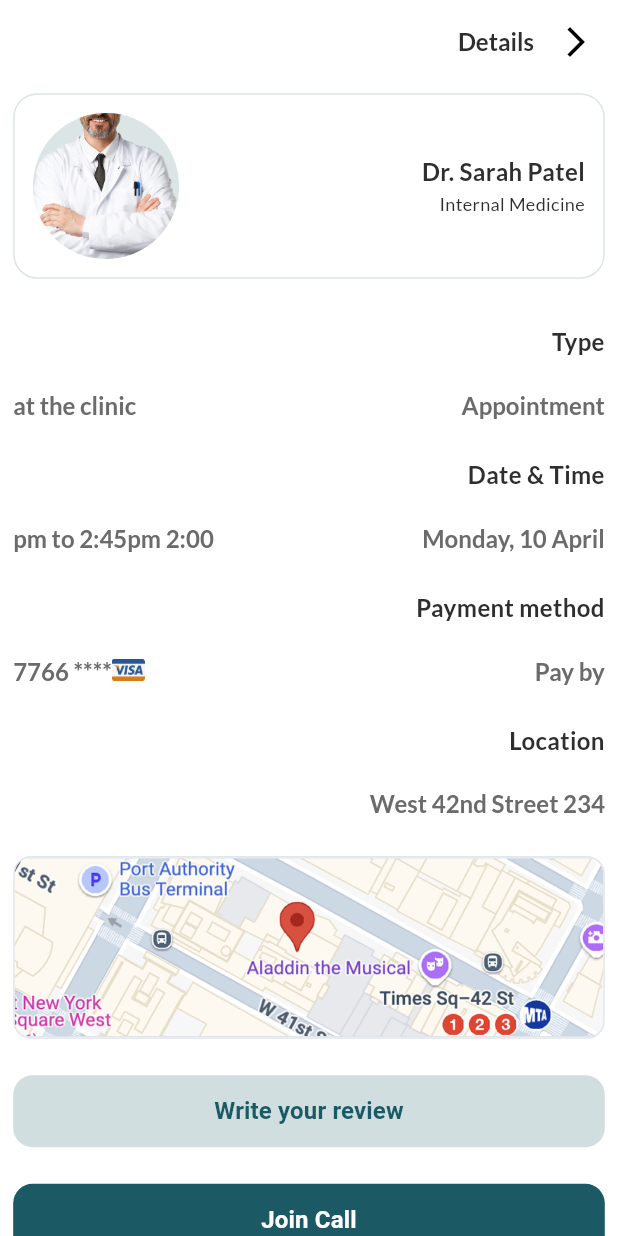
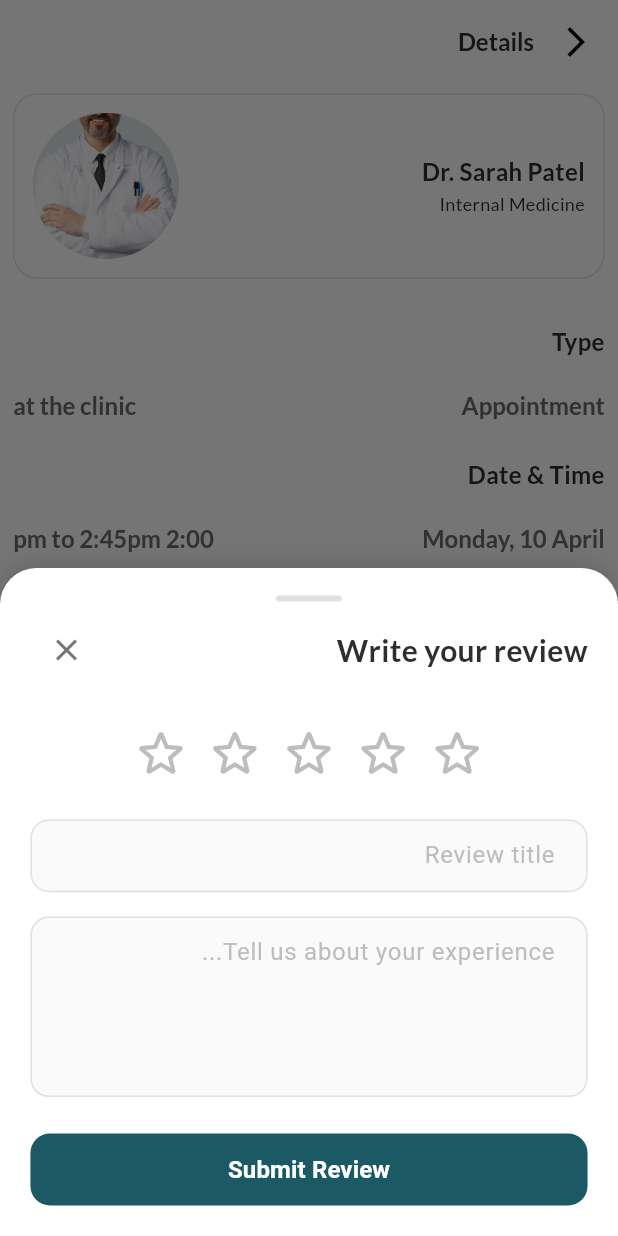
Before and after one commit to saif-eldin-mohamed/sehati_al_an, a Flutter app: the AppointmentsDetailsScreen screen opened by its route, after a tap on "Write your review", on a phone screen of 412 x 824 dp. Run offline on Flutter 3.47's test engine with Material 3 defaults, Android fonts, the light colour scheme and no system bars; our stand-ins replace animate_do, bloc, dio, easy_localization, either_dart, equatable and 9 more; accounts and stored records are empty.

Commit message:
add details appointment

```diff
--- a/lib/src/core/widgets/custom_button.dart
+++ b/lib/src/core/widgets/custom_button.dart
@@ -3,7 +3,6 @@ import 'package:flutter_screenutil/flutter_screenutil.dart';
 import 'package:sehati_al_an_app/src/core/resourses/theming/colors.dart';
 import 'package:sehati_al_an_app/src/core/resourses/theming/styles.dart';
 
-// Custom Button
 class CustomButton extends StatelessWidget {
   final VoidCallback? onTap;
   final String? text;
@@ -50,6 +49,11 @@ class CustomButton extends StatelessWidget {
         onPressed: onTap,
         elevation: 0,
         highlightElevation: 0,
+        hoverElevation: 0,
+        focusElevation: 0,
+        highlightColor: Colors.transparent,
+        hoverColor: Colors.transparent,
+        splashColor: Colors.transparent,
         padding: padding,
         shape: RoundedRectangleBorder(
           borderRadius: BorderRadius.circular(borderRadius),
--- /dev/null
+++ b/lib/src/core/widgets/review_dialog.dart
@@ -0,0 +1,230 @@
+import 'package:flutter/material.dart';
+import 'package:flutter_screenutil/flutter_screenutil.dart';
+import 'package:sehati_al_an_app/src/core/helpers/responsive_font_size.dart';
+import 'package:sehati_al_an_app/src/core/resourses/theming/colors.dart';
+import 'package:sehati_al_an_app/src/core/resourses/theming/colors.dart';
+import 'package:sehati_al_an_app/src/core/resourses/theming/styles.dart';
+import 'package:sehati_al_an_app/src/core/widgets/custom_button.dart';
+
+class ReviewBottomSheet extends StatefulWidget {
+  final Function(String title, String description, double rating) onSubmit;
+
+  const ReviewBottomSheet({
+    super.key,
+    required this.onSubmit,
+  });
+
+  @override
+  State<ReviewBottomSheet> createState() => _ReviewBottomSheetState();
+}
+
+class _ReviewBottomSheetState extends State<ReviewBottomSheet>
+    with SingleTickerProviderStateMixin {
+  final _titleController = TextEditingController();
+  final _descriptionController = TextEditingController();
+  double _rating = 0;
+  late AnimationController _animationController;
+  late Animation<double> _animation;
+
+  @override
+  void initState() {
+    super.initState();
+    _animationController = AnimationController(
+      vsync: this,
+      duration: const Duration(milliseconds: 500),
+    );
+    _animation = CurvedAnimation(
+      parent: _animationController,
+      curve: Curves.easeOutQuart,
+    );
+    _animationController.forward();
+  }
+
+  @override
+  void dispose() {
+    _titleController.dispose();
+    _descriptionController.dispose();
+    _animationController.dispose();
+    super.dispose();
+  }
+
+  @override
+  Widget build(BuildContext context) {
+    return AnimatedBuilder(
+      animation: _animation,
+      builder: (context, child) {
+        return Transform.translate(
+          offset: Offset(0, (1 - _animation.value) * 100),
+          child: Container(
+            decoration: BoxDecoration(
+              color: Colors.white,
+              borderRadius: BorderRadius.vertical(top: Radius.circular(24.r)),
+              boxShadow: [
+                BoxShadow(
+                  color: Colors.black.withOpacity(0.1),
+                  blurRadius: 10,
+                  offset: const Offset(0, -5),
+                ),
+              ],
+            ),
+            child: SingleChildScrollView(
+              child: Padding(
+                padding: EdgeInsets.fromLTRB(20.r, 10.r, 20.r, 20.r),
+                child: Column(
+                  mainAxisSize: MainAxisSize.min,
+                  children: [
+                    // Drag Handle
+                    Container(
+                      margin: EdgeInsets.symmetric(vertical: 8.h),
+                      width: 40.w,
+                      height: 4.h,
+                      decoration: BoxDecoration(
+                        color: Colors.grey[300],
+                        borderRadius: BorderRadius.circular(2.r),
+                      ),
+                    ),
+                    Row(
+                      mainAxisAlignment: MainAxisAlignment.spaceBetween,
+                      children: [
+                        Text(
+                          'Write your review',
+                          style: TextStylesManager.bold16.copyWith(
+                            fontSize: 20.responsive,
+                          ),
+                        ),
+                        IconButton(
+                          onPressed: () {
+                            _animationController.reverse().then((_) {
+                              Navigator.pop(context);
+                            });
+                          },
+                          icon: Icon(
+                            Icons.close,
+                            size: 24,
+                            color: Colors.grey[600],
+                          ),
+                          padding: EdgeInsets.zero,
+                          constraints: const BoxConstraints(),
+                        ),
+                      ],
+                    ),
+                    SizedBox(height: 24.h),
+                    // Star Rating
+                    Row(
+                      mainAxisAlignment: MainAxisAlignment.center,
+                      children: List.generate(
+                        5,
+                            (index) => TweenAnimationBuilder<double>(
+                          duration: Duration(milliseconds: 200 + (index * 100)),
+                          tween: Tween(begin: 0.0, end: 1.0),
+                          builder: (context, value, child) {
+                            return Transform.scale(
+                              scale: value,
+                              child: GestureDetector(
+                                onTap: () {
+                                  setState(() {
+                                    _rating = index + 1;
+                                  });
+                                },
+                                child: Padding(
+                                  padding: EdgeInsets.symmetric(horizontal: 4.w),
+                                  child: Icon(
+                                    index < _rating
+                                        ? Icons.star_rounded
+                                        : Icons.star_outline_rounded,
+                                    color: index < _rating
+                                        ? Colors.amber
+                                        : Colors.grey[400],
+                                    size: 40.r,
+                                  ),
+                                ),
+                              ),
+                            );
+                          },
+                        ),
+                      ),
+                    ),
+                    SizedBox(height: 24.h),
+                    // Title TextField
+                    TextField(
+                      controller: _titleController,
+                      decoration: InputDecoration(
+                        hintText: 'Review title',
+                        hintStyle: TextStyle(color: Colors.grey[400]),
+                        border: OutlineInputBorder(
+                          borderRadius: BorderRadius.circular(12.r),
+                          borderSide: BorderSide(color: Colors.grey[300]!),
+                        ),
+                        enabledBorder: OutlineInputBorder(
+                          borderRadius: BorderRadius.circular(12.r),
+                          borderSide: BorderSide(color: Colors.grey[300]!),
+                        ),
+                        focusedBorder: OutlineInputBorder(
+                          borderRadius: BorderRadius.circular(12.r),
+                          borderSide: const BorderSide(
+                            color: ColorsManager.primary,
+                            width: 2,
+                          ),
+                        ),
+                        contentPadding: EdgeInsets.symmetric(
+                          horizontal: 16.w,
+                          vertical: 12.h,
+                        ),
+                        filled: true,
+                        fillColor: Colors.grey[50],
+                      ),
+                    ),
+                    SizedBox(height: 16.h),
+                    // Description TextField
+                    TextField(
+                      controller: _descriptionController,
+                      maxLines: 4,
+                      decoration: InputDecoration(
+                        hintText: 'Tell us about your experience...',
+                        hintStyle: TextStyle(color: Colors.grey[400]),
+                        border: OutlineInputBorder(
+                          borderRadius: BorderRadius.circular(12.r),
+                          borderSide: BorderSide(color: Colors.grey[300]!),
+                        ),
+                        enabledBorder: OutlineInputBorder(
+                          borderRadius: BorderRadius.circular(12.r),
+                          borderSide: BorderSide(color: Colors.grey[300]!),
+                        ),
+                        focusedBorder: OutlineInputBorder(
+                          borderRadius: BorderRadius.circular(12.r),
+                          borderSide: const BorderSide(
+                            color: ColorsManager.primary,
+                            width: 2,
+                          ),
+                        ),
+                        contentPadding: EdgeInsets.symmetric(
+                          horizontal: 16.w,
+                          vertical: 12.h,
+                        ),
+                        filled: true,
+                        fillColor: Colors.grey[50],
+                      ),
+                    ),
+                    SizedBox(height: 24.h),
+                    CustomButton(onTap: (){       if (_rating > 0 &&
+                        _titleController.text.isNotEmpty &&
+                        _descriptionController.text.isNotEmpty) {
+                      _animationController.reverse().then((_) {
+                        widget.onSubmit(
+                          _titleController.text,
+                          _descriptionController.text,
+                          _rating,
+                        );
+                        Navigator.pop(context);
+                      });
+                    }},text:  'Submit Review',)
+                  ],
+                ),
+              ),
+            ),
+          ),
+        );
+      },
+    );
+  }
+}
--- a/lib/src/features/appointments/presentation/widgets/appointments_details_screen/appointment_info_widget.dart
+++ b/lib/src/features/appointments/presentation/widgets/appointments_details_screen/appointment_info_widget.dart
@@ -1,9 +1,11 @@
 import 'package:flutter/cupertino.dart';
+import 'package:flutter/material.dart';
 import 'package:flutter_screenutil/flutter_screenutil.dart';
 import 'package:sehati_al_an_app/src/core/widgets/custom_button.dart';
 import '../../../../../core/resourses/theming/colors.dart';
 import '../../../../../core/resourses/theming/images.dart';
 import '../../../../../core/widgets/appointment_info.dart';
+import '../../../../../core/widgets/review_dialog.dart';
 
 class AppointmentInfoWidget extends StatelessWidget {
   const AppointmentInfoWidget({super.key});
@@ -67,10 +69,31 @@ class AppointmentInfoWidget extends StatelessWidget {
         SizedBox(
           height: 24.h,
         ),
-        CustomButton(    text: 'Write your review',
+        CustomButton(
+          text: 'Write your review',
           backgroundColor: ColorsManager.primary.withOpacity(0.2),
           textColor: ColorsManager.primary,
-          onTap: () {},),
+          onTap: () {
+            showModalBottomSheet(
+              context: context,
+              isScrollControlled: true,
+              backgroundColor: Colors.transparent,
+              builder: (context) => Padding(
+                padding: EdgeInsets.only(
+                  bottom: MediaQuery.of(context).viewInsets.bottom,
+                ),
+                child: ReviewBottomSheet(
+                  onSubmit: (title, description, rating) {
+                    // Handle the review submission here
+                    print('Rating: $rating');
+                    print('Title: $title');
+                    print('Description: $description');
+                  },
+                ),
+              ),
+            );
+          },
+        ),
         SizedBox(
           height: 24.h,
         ),
```
Lines whose indentation alone changed are shown as unchanged.
